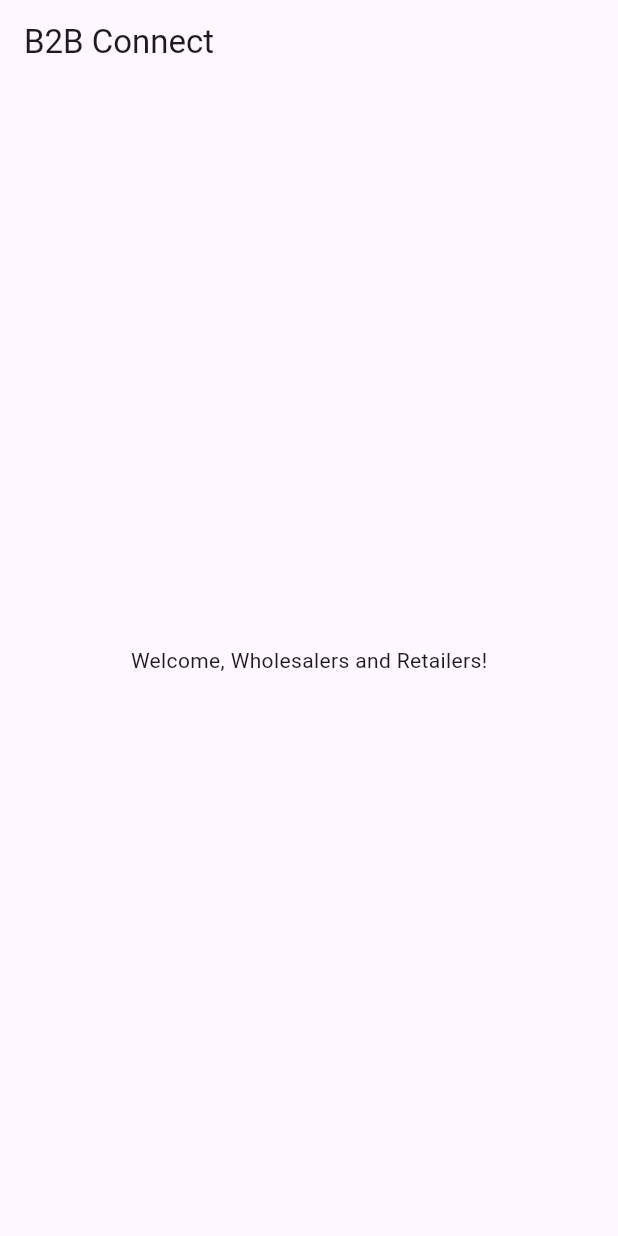
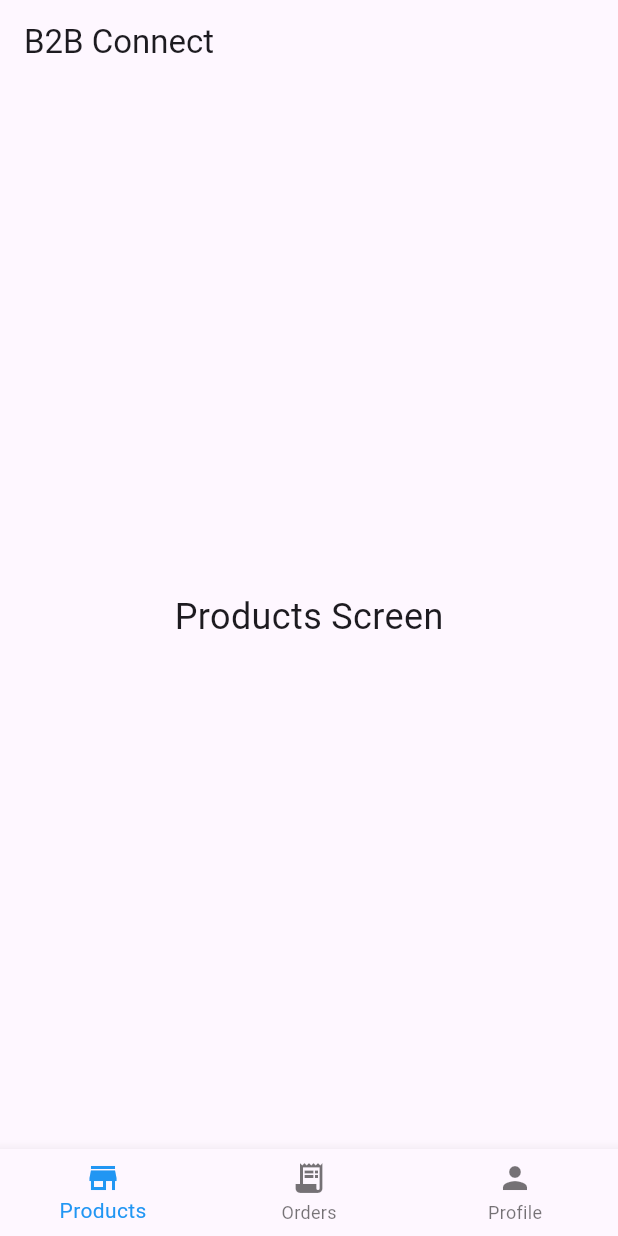
Before and after one commit to could-ai/019a503d-7b00-778e-97c5-7e20995dc72d, a Flutter app: the HomeScreen screen opened directly, on a phone screen of 412 x 824 dp. Run offline on Flutter 3.47's test engine with Material 3 defaults, Android fonts, the phone set to English and light mode, and no system bars.

Commit message:
Updated the SplashScreen to navigate directly to the HomeScreen, bypassing the login and registration flow as requested. The import for the login screen has been replaced with an import for the home screen to reflect this change.; Revamped the HomeScreen to be the main navigation hub of the application. It is now a stateful widget containing a BottomNavigationBar to switch between three main sections: Products, Orders, and Profile. This provides a foundational structure for the app's primary features.; Created a new placeholder screen for the 'Products' section. This screen will eventually display a list of products available for retailers to browse and order. It serves as one of the main tabs in the new HomeScreen layout.; Created a new placeholder screen for the 'Orders' section. This area is intended for users to view their current and past orders. It has been integrated as a primary tab within the HomeScreen's navigation.; Created a new placeholder screen for the 'Profile' section. This screen will be used for managing user account details and settings. It is now accessible as one of the main tabs from the HomeScreen.

```diff
--- a/usr/lib/home_screen.dart
+++ b/usr/lib/home_screen.dart
@@ -1,16 +1,57 @@
-import 'package:flutter/material.dart';
+import "package:couldai_user_app/screens/orders_screen.dart";
+import "package:couldai_user_app/screens/products_screen.dart";
+import "package:couldai_user_app/screens/profile_screen.dart";
+import "package:flutter/material.dart";
 
-class HomeScreen extends StatelessWidget {
+class HomeScreen extends StatefulWidget {
   const HomeScreen({super.key});
+
+  @override
+  State<HomeScreen> createState() => _HomeScreenState();
+}
+
+class _HomeScreenState extends State<HomeScreen> {
+  int _selectedIndex = 0;
+
+  static const List<Widget> _widgetOptions = <Widget>[
+    ProductsScreen(),
+    OrdersScreen(),
+    ProfileScreen(),
+  ];
+
+  void _onItemTapped(int index) {
+    setState(() {
+      _selectedIndex = index;
+    });
+  }
 
   @override
   Widget build(BuildContext context) {
     return Scaffold(
       appBar: AppBar(
-        title: const Text('B2B Connect'),
+        title: const Text("B2B Connect"),
       ),
-      body: const Center(
-        child: Text('Welcome, Wholesalers and Retailers!'),
+      body: Center(
+        child: _widgetOptions.elementAt(_selectedIndex),
+      ),
+      bottomNavigationBar: BottomNavigationBar(
+        items: const <BottomNavigationBarItem>[
+          BottomNavigationBarItem(
+            icon: Icon(Icons.store),
+            label: "Products",
+          ),
+          BottomNavigationBarItem(
+            icon: Icon(Icons.receipt_long),
+            label: "Orders",
+          ),
+          BottomNavigationBarItem(
+            icon: Icon(Icons.person),
+            label: "Profile",
+          ),
+        ],
+        currentIndex: _selectedIndex,
+        selectedItemColor: Colors.blue,
+        onTap: _onItemTapped,
       ),
     );
   }
--- /dev/null
+++ b/usr/lib/screens/products_screen.dart
@@ -0,0 +1,17 @@
+import "package:flutter/material.dart";
+
+class ProductsScreen extends StatelessWidget {
+  const ProductsScreen({super.key});
+
+  @override
+  Widget build(BuildContext context) {
+    return const Scaffold(
+      body: Center(
+        child: Text(
+          "Products Screen",
+          style: TextStyle(fontSize: 24),
+        ),
+      ),
+    );
+  }
+}
--- a/usr/lib/splash_screen.dart
+++ b/usr/lib/splash_screen.dart
@@ -1,4 +1,4 @@
-import "package:couldai_user_app/screens/login_screen.dart";
+import "package:couldai_user_app/home_screen.dart";
 import "package:flutter/material.dart";
 import "package:flutter/services.dart";
 
@@ -20,7 +20,7 @@ class _SplashScreenState extends State<SplashScreen> {
   _navigateToHome() async {
     await Future.delayed(const Duration(milliseconds: 3000), () {});
     Navigator.pushReplacement(
-        context, MaterialPageRoute(builder: (context) => const LoginScreen()));
+        context, MaterialPageRoute(builder: (context) => const HomeScreen()));
   }
 
   @override
```
Also changed, not shown: usr/lib/screens/orders_screen.dart (added, +17 -0 lines), usr/lib/screens/profile_screen.dart (added, +17 -0 lines).
